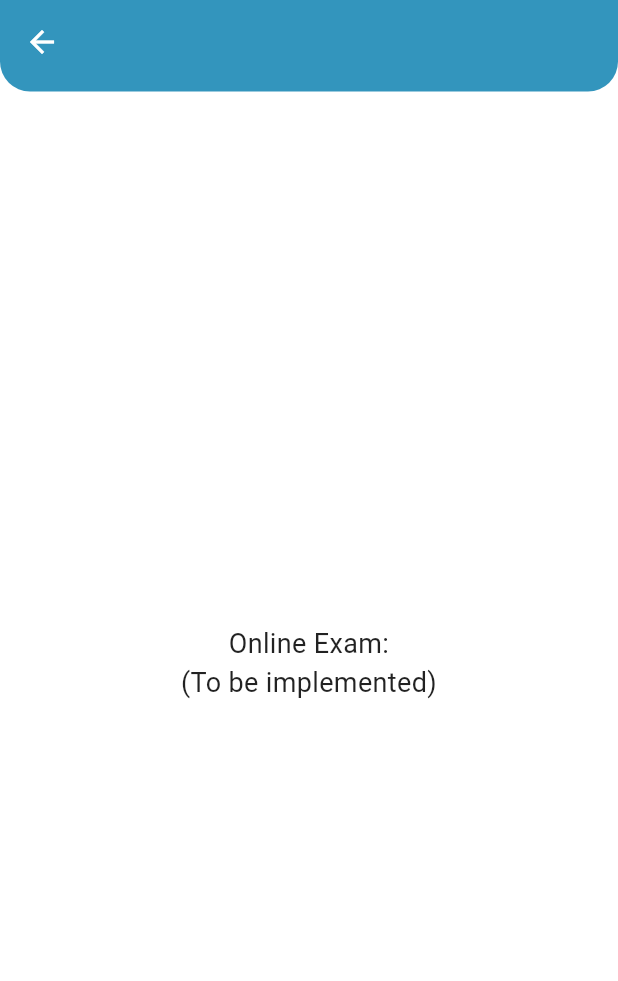
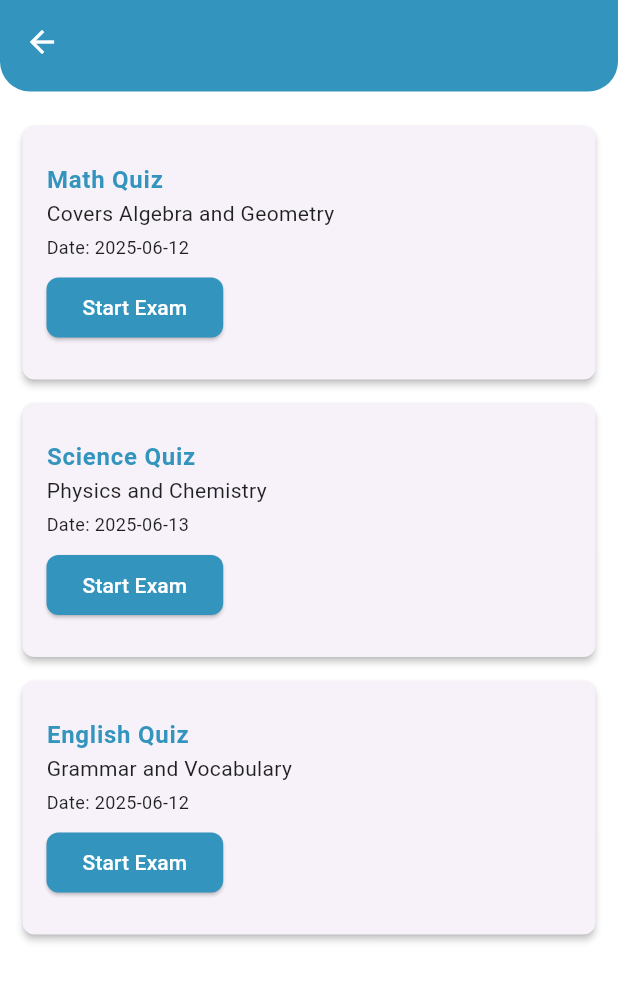
Before and after one commit to Bahga-Project/bahga-student, a Flutter app: the OnlineExamScreen screen opened directly with empty values, on a phone screen of 412 x 824 dp. Shown: the top 981 px of the screen. Run offline on Flutter 3.47's test engine with Material 3 defaults, Android fonts, the phone set to English and light mode, and no system bars; our stand-ins replace cloud_firestore, dio, firebase_auth, firebase_core, image_picker and 1 more; missing offline and left inert: dart:ffi, flutter_pdfview; accounts and stored records are empty.

Commit message:
online exam

```diff
--- a/lib/screens/online_exam_screen.dart
+++ b/lib/screens/online_exam_screen.dart
@@ -1,14 +1,52 @@
 import 'package:flutter/material.dart';
 import 'package:bahga_student/colors.dart';
 import 'package:bahga_student/widgets/custom_app_bar.dart';
+import 'package:bahga_student/widgets/empty_state_message.dart';
+import 'package:url_launcher/url_launcher.dart';
 
 class OnlineExamScreen extends StatelessWidget {
   final String examName;
 
   const OnlineExamScreen({Key? key, required this.examName}) : super(key: key);
 
+  // قائمة وهمية للامتحانات الأونلاين (يمكن استبدالها ببيانات من API لاحقاً)
+  final List<Map<String, dynamic>> onlineExams = const [
+    {
+      'title': 'Math Quiz',
+      'description': 'Covers Algebra and Geometry',
+      'url': 'https://example.com/math-quiz',
+      'date': '2025-06-12',
+    },
+    {
+      'title': 'Science Quiz',
+      'description': 'Physics and Chemistry',
+      'url': 'https://example.com/science-quiz',
+      'date': '2025-06-13',
+    },
+    {
+      'title': 'English Quiz',
+      'description': 'Grammar and Vocabulary',
+      'url': 'https://example.com/english-quiz',
+      'date': '2025-06-12',
+    },
+  ];
+
+  // دالة لفتح اللينك في المتصفح
+  Future<void> _launchURL(String url) async {
+    final Uri uri = Uri.parse(url);
+    if (await canLaunchUrl(uri)) {
+      await launchUrl(uri, mode: LaunchMode.externalApplication);
+    } else {
+      // يمكن إضافة SnackBar هنا لإظهار رسالة خطأ
+      debugPrint('Could not launch $url');
+    }
+  }
+
   @override
   Widget build(BuildContext context) {
+    // فلترة الامتحانات بناءً على examName إذا كنت عايز تعرض امتحانات معينة
+    final filteredExams = onlineExams.where((exam) => exam['title'].toLowerCase().contains(examName.toLowerCase())).toList();
+
     return Scaffold(
       backgroundColor: AppColors.white,
       appBar: CustomAppBar(
@@ -24,11 +62,62 @@ class OnlineExamScreen extends StatelessWidget {
           ),
         ),
       ),
-      body: Center(
-        child: Text(
-          "Online Exam: $examName\n(To be implemented)",
-          style: TextStyle(fontSize: 18, color: AppColors.textColor),
-          textAlign: TextAlign.center,
+      body: filteredExams.isEmpty
+          ?  EmptyStateMessage(
+        imagePath: 'assets/animations/Work time.gif',
+        message: "No online exams found!",
+      )
+          : ListView.builder(
+        padding: const EdgeInsets.all(15),
+        itemCount: filteredExams.length,
+        itemBuilder: (context, index) {
+          final exam = filteredExams[index];
+          return _buildExamCard(context, exam);
+        },
+      ),
+    );
+  }
+
+  Widget _buildExamCard(BuildContext context, Map<String, dynamic> exam) {
+    return Card(
+      margin: const EdgeInsets.symmetric(vertical: 8),
+      elevation: 2,
+      shape: RoundedRectangleBorder(borderRadius: BorderRadius.circular(8)),
+      child: ListTile(
+        contentPadding: const EdgeInsets.all(16),
+        title: Text(
+          exam['title'],
+          style: TextStyle(
+            fontWeight: FontWeight.bold,
+            color: AppColors.primaryColor,
+          ),
+        ),
+        subtitle: Column(
+          crossAxisAlignment: CrossAxisAlignment.start,
+          children: [
+            if (exam['description'] != null)
+              Text(
+                exam['description'],
+                style: TextStyle(color: AppColors.textColor),
+              ),
+            const SizedBox(height: 4),
+            Text(
+              'Date: ${exam['date']}',
+              style: TextStyle(color: AppColors.textColor, fontSize: 12),
+            ),
+            const SizedBox(height: 8),
+            ElevatedButton(
+              onPressed: () => _launchURL(exam['url']),
+              style: ElevatedButton.styleFrom(
+                backgroundColor: AppColors.primaryColor,
+                foregroundColor: AppColors.white,
+                shape: RoundedRectangleBorder(
+                  borderRadius: BorderRadius.circular(8),
+                ),
+              ),
+              child: const Text('Start Exam'),
+            ),
+          ],
         ),
       ),
     );
```
